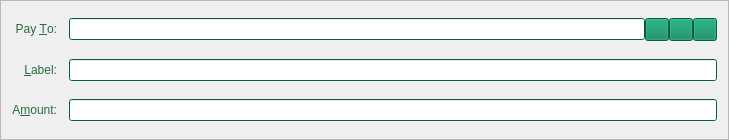
First picture: the form in src/qt/forms/sendcoinsentry.ui, repository EverGreenCoinDev/EverGreenCoin, before the edit.
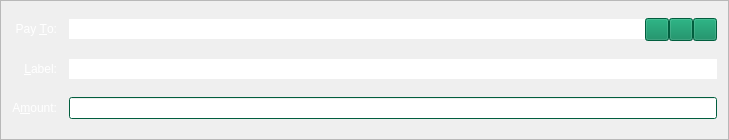
Second picture: the form after the edit. Icons and pictures are not drawn. Custom widgets are drawn as their Qt base class.

Patch:
```diff
--- a/src/qt/forms/sendcoinsentry.ui
+++ b/src/qt/forms/sendcoinsentry.ui
@@ -451,6 +451,9 @@
        <property name="toolTip">
         <string>Enter a label for this address to add it to your account address book</string>
        </property>
+       <property name="styleSheet">
+        <string notr="true">border: 2px solid #ffffff;</string>
+       </property>
       </widget>
      </item>
     </layout>
@@ -873,7 +876,7 @@
       </palette>
      </property>
      <property name="text">
-      <string>&lt;html&gt;&lt;head/&gt;&lt;body&gt;&lt;p&gt;&lt;span style=&quot; color:#266C3F;&quot;&gt;&amp;amp;Label:&lt;/span&gt;&lt;/p&gt;&lt;/body&gt;&lt;/html&gt;</string>
+      <string>&lt;html&gt;&lt;head/&gt;&lt;body&gt;&lt;p&gt;&lt;span style=&quot; color: #ffffff;&quot;&gt;&amp;amp;Label:&lt;/span&gt;&lt;/p&gt;&lt;/body&gt;&lt;/html&gt;</string>
      </property>
      <property name="alignment">
       <set>Qt::AlignRight|Qt::AlignTrailing|Qt::AlignVCenter</set>
@@ -1301,7 +1304,7 @@
       </palette>
      </property>
      <property name="text">
-      <string>&lt;html&gt;&lt;head/&gt;&lt;body&gt;&lt;p&gt;&lt;span style=&quot; color:#266C3F;&quot;&gt;A&amp;amp;mount:&lt;/span&gt;&lt;/p&gt;&lt;/body&gt;&lt;/html&gt;</string>
+      <string>&lt;html&gt;&lt;head/&gt;&lt;body&gt;&lt;p&gt;&lt;span style=&quot;color: #ffffff;&quot;&gt;A&amp;amp;mount:&lt;/span&gt;&lt;/p&gt;&lt;/body&gt;&lt;/html&gt;</string>
      </property>
      <property name="alignment">
       <set>Qt::AlignRight|Qt::AlignTrailing|Qt::AlignVCenter</set>
@@ -1729,7 +1732,7 @@
       </palette>
      </property>
      <property name="text">
-      <string>&lt;html&gt;&lt;head/&gt;&lt;body&gt;&lt;p&gt;&lt;span style=&quot; color:#266C3F;&quot;&gt;Pay &amp;amp;To:&lt;/span&gt;&lt;/p&gt;&lt;/body&gt;&lt;/html&gt;</string>
+      <string>&lt;html&gt;&lt;head/&gt;&lt;body&gt;&lt;p&gt;&lt;span style=&quot;color: #ffffff;&quot;&gt;Pay &amp;amp;To:&lt;/span&gt;&lt;/p&gt;&lt;/body&gt;&lt;/html&gt;</string>
      </property>
      <property name="alignment">
       <set>Qt::AlignRight|Qt::AlignTrailing|Qt::AlignVCenter</set>
@@ -2164,6 +2167,9 @@
        <property name="toolTip">
         <string>The EGC address to send the payment to  (e.g. EdFwYw4Mo2Zq6CFM2yNJgXvE2DTJxgdBRX)</string>
        </property>
+       <property name="styleSheet">
+        <string notr="true">border: 2px solid #ffffff;</string>
+       </property>
        <property name="maxLength">
         <number>34</number>
        </property>
```
Left out of the diff: 2 changed lines with no effect on the pictures.
